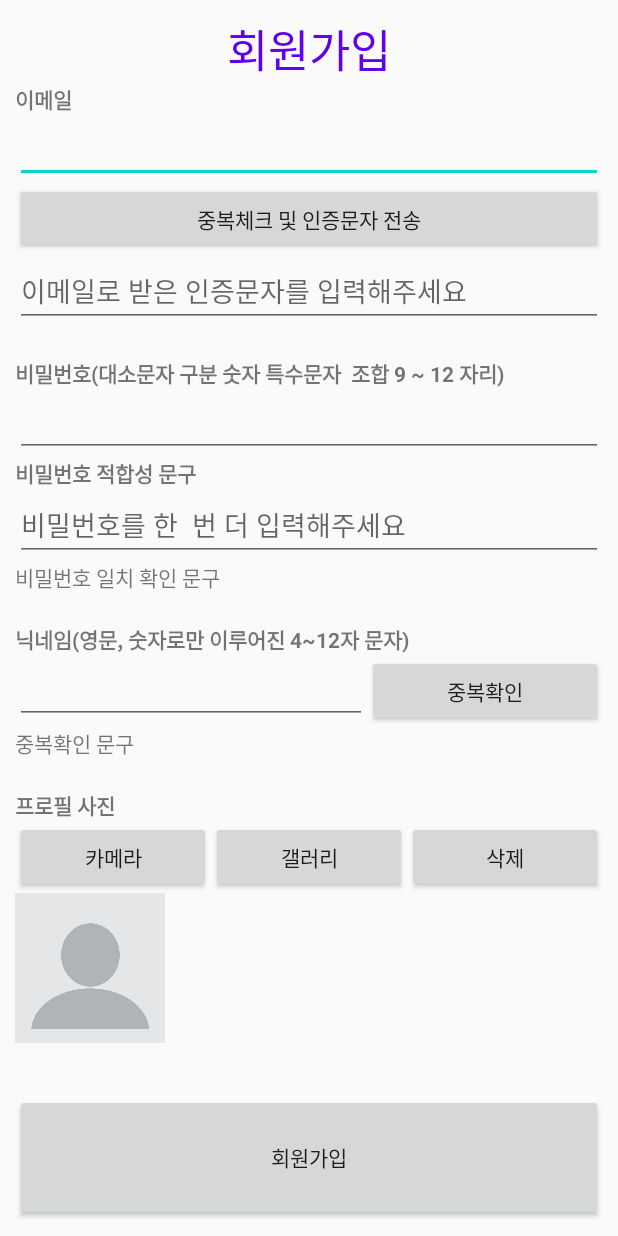
After one commit to superphs333/Books_Ko, an Android app: the layout activity_signup.xml on its own in the app's theme, with its tools: preview values and no code run, on a phone screen of 412 x 824 dp. The commit adds this screen. Run offline under Robolectric (Android 15) with nearby library versions, the phone set to English and light mode, and no system bars.

Commit message:
gradle오류 해결,회원가입_이메일중복체크

```diff
--- /dev/null
+++ b/app/src/main/res/layout/activity_signup.xml
@@ -0,0 +1,217 @@
+<?xml version="1.0" encoding="utf-8"?>
+<LinearLayout
+    xmlns:android="http://schemas.android.com/apk/res/android"
+    xmlns:app="http://schemas.android.com/apk/res-auto"
+    xmlns:tools="http://schemas.android.com/tools"
+    android:layout_width="match_parent"
+    android:layout_height="match_parent"
+    android:orientation="vertical"
+    android:padding="10sp"
+    tools:context=".Activity_Signup">
+
+    <!-- 회원가입 -->
+    <TextView
+        android:id="@+id/txt_title"
+        android:layout_width="wrap_content"
+        android:layout_height="wrap_content"
+        style="@style/TITLE_STYLE"
+        android:text="회원가입" />
+
+
+    <ScrollView
+        android:layout_width="match_parent"
+        android:layout_height="0dp"
+        android:layout_weight="8"
+        >
+
+        <LinearLayout
+            android:layout_width="match_parent"
+            android:layout_height="wrap_content"
+            android:orientation="vertical" >
+
+            <!-- 이메일   -->
+            <TextView
+                android:id="@+id/EAMIL"
+                android:layout_width="match_parent"
+                android:layout_height="wrap_content"
+                android:text="이메일"
+                android:textStyle="bold" />
+
+            <EditText
+                android:id="@+id/edit_email"
+                android:layout_width="match_parent"
+                android:layout_height="wrap_content"
+                android:ems="10"
+                android:inputType="textPersonName" />
+
+            <Button
+                android:id="@+id/btn_email_chk"
+                android:layout_width="match_parent"
+                android:layout_height="wrap_content"
+                android:onClick="send_email"
+                android:text="중복체크 및 인증문자 전송" />
+
+            <EditText
+                android:id="@+id/edit_email_chk"
+                android:layout_width="match_parent"
+                android:layout_height="wrap_content"
+                android:ems="10"
+                android:hint="이메일로 받은 인증문자를 입력해주세요"
+                android:layout_marginBottom="20sp"
+                android:inputType="textPersonName" />
+
+            <!--            <TextView-->
+            <!--                android:id="@+id/textView"-->
+            <!--                android:layout_width="wrap_content"-->
+            <!--                android:layout_height="wrap_content"-->
+            <!--                android:layout_weight="1"-->
+            <!--                android:layout_marginBottom="20sp"-->
+            <!--                android:text="중복체크 후에 이메일을 변경하면 인증문자가 초기화 되어 다시 중복체크" />-->
+
+            <!-- 비밀번호   -->
+            <TextView
+                android:id="@+id/PW"
+                android:layout_width="match_parent"
+                android:layout_height="wrap_content"
+                android:text="비밀번호(대소문자 구분 숫자 특수문자  조합 9 ~ 12 자리)"
+                android:textStyle="bold" />
+
+            <EditText
+                android:id="@+id/edit_pw"
+                android:layout_width="match_parent"
+                android:layout_height="wrap_content"
+                android:ems="10"
+                android:inputType="textPersonName" />
+
+            <TextView
+                android:id="@+id/txt_pw_info"
+                android:layout_width="match_parent"
+                android:layout_height="wrap_content"
+                android:text="비밀번호 적합성 문구"
+                android:textStyle="bold" />
+
+            <EditText
+                android:id="@+id/edit_pw_double"
+                android:layout_width="match_parent"
+                android:layout_height="wrap_content"
+                android:ems="10"
+                android:hint="비밀번호를 한  번 더 입력해주세요"
+                android:inputType="textPersonName" />
+
+            <TextView
+                android:id="@+id/txt_pw_double_info"
+                android:layout_width="match_parent"
+                android:layout_height="wrap_content"
+                android:layout_marginBottom="20sp"
+                android:text="비밀번호 일치 확인 문구" />
+
+
+            <!-- 닉네임   -->
+            <TextView
+                android:id="@+id/NICKNAME"
+                android:layout_width="match_parent"
+                android:layout_height="wrap_content"
+                android:text="닉네임(영문, 숫자로만 이루어진 4~12자 문자)"
+                android:textStyle="bold" />
+
+            <LinearLayout
+                android:layout_width="match_parent"
+                android:layout_height="wrap_content"
+                android:orientation="horizontal">
+
+                <EditText
+                    android:id="@+id/edit_nick"
+                    android:layout_width="0dp"
+                    android:layout_weight="6"
+                    android:layout_height="wrap_content"
+                    android:ems="10"
+                    android:inputType="textPersonName" />
+
+                <Button
+                    android:id="@+id/btn_nick_chk"
+                    android:layout_width="0dp"
+                    android:layout_weight="4"
+                    android:layout_height="wrap_content"
+                    android:onClick="Check_Nick_Double"
+                    android:text="중복확인" />
+            </LinearLayout>
+
+            <TextView
+                android:id="@+id/txt_nick_info"
+                android:layout_width="match_parent"
+                android:layout_height="wrap_content"
+                android:layout_marginBottom="20sp"
+                android:text="중복확인 문구" />
+
+
+
+            <!-- 프로필   -->
+            <TextView
+                android:id="@+id/textView9"
+                android:layout_width="match_parent"
+                android:layout_height="wrap_content"
+                android:text="프로필 사진"
+                android:textStyle="bold" />
+
+            <LinearLayout
+                android:layout_width="match_parent"
+                android:layout_height="match_parent"
+                android:orientation="vertical">
+
+                <LinearLayout
+                    android:layout_width="match_parent"
+                    android:layout_height="wrap_content"
+                    android:orientation="horizontal">
+
+                    <Button
+                        android:id="@+id/btn_camera"
+                        android:layout_width="match_parent"
+                        android:layout_height="wrap_content"
+                        android:layout_weight="1"
+                        android:onClick="camera_for_profile"
+                        android:text="카메라" />
+
+                    <Button
+                        android:id="@+id/btn_gallery"
+                        android:layout_width="match_parent"
+                        android:layout_height="wrap_content"
+                        android:layout_weight="1"
+                        android:onClick="gallery_for_profile"
+                        android:text="갤러리" />
+
+                    <Button
+                        android:id="@+id/btn_picture_delete"
+                        android:layout_width="match_parent"
+                        android:layout_height="wrap_content"
+                        android:layout_weight="1"
+                        android:onClick="delete_profile_picture"
+                        android:text="삭제" />
+                </LinearLayout>
+
+                <ImageView
+                    android:id="@+id/img_profile"
+                    android:layout_width="100dp"
+                    android:layout_height="100dp"
+                    android:adjustViewBounds="true"
+                    app:srcCompat="@drawable/basic_profile_img" />
+            </LinearLayout>
+
+
+        </LinearLayout>
+    </ScrollView>
+
+
+
+    <Button
+        android:id="@+id/btn_sign_up"
+        android:layout_width="match_parent"
+        android:layout_height="0dp"
+        android:layout_weight="1"
+        android:onClick="send_to_server"
+        android:text="회원가입" />
+
+
+
+
+
+</LinearLayout>
```
Also changed, not shown: app/build.gradle (+14 -6 lines), app/src/main/AndroidManifest.xml (+9 -1 lines), app/src/main/java/com/example/books_ko/Activity_Signup.kt (added, +49 -0 lines), app/src/main/java/com/example/books_ko/Class/AppHelper.kt (added, +8 -0 lines), app/src/main/java/com/example/books_ko/Function/AboutMember.kt (added, +87 -0 lines), app/src/main/java/com/example/books_ko/MainActivity.kt (+7 -1 lines), build.gradle (+4 -4 lines), app/src/main/res/drawable/basic_profile_img.png (added), gradle/wrapper/gradle-wrapper.properties, 3 other files.
